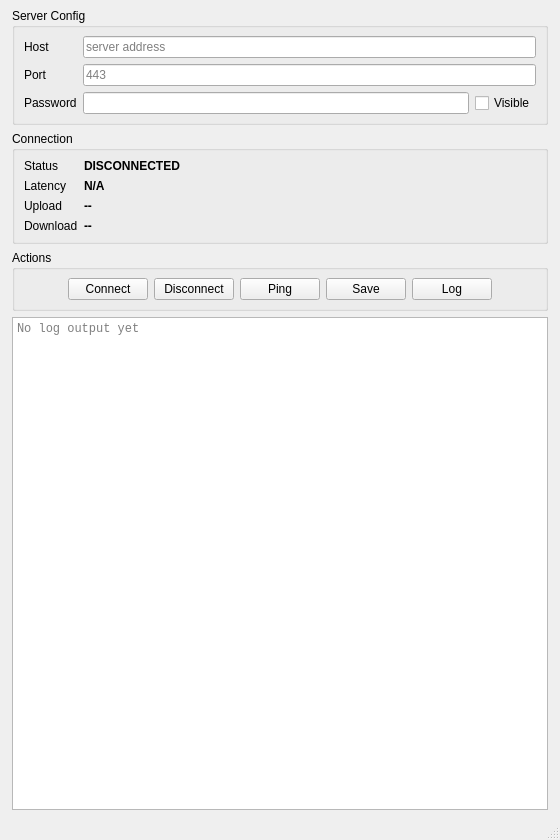
First picture: the form in Client/mainwindow.ui, repository xyanrch1024/overplus, before the edit.
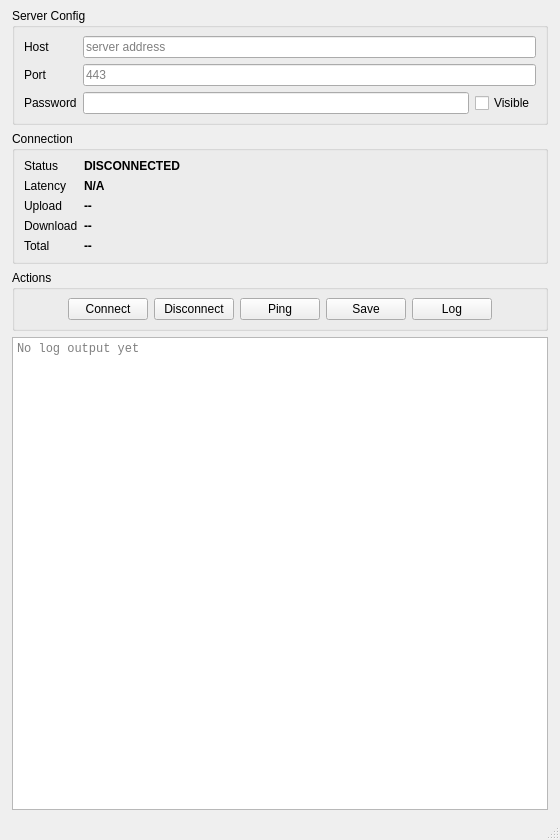
Second picture: the form after the edit.

Commit message: feat(client): add total upload/download display in Connection panel

Diff of the .ui file:
```diff
--- a/Client/mainwindow.ui
+++ b/Client/mainwindow.ui
@@ -138,6 +138,20 @@
           <property name="minimumWidth"><number>120</number></property>
          </widget>
         </item>
+         <item row="4" column="0">
+          <widget class="QLabel" name="label_total">
+           <property name="text"><string>Total</string></property>
+          </widget>
+         </item>
+         <item row="4" column="1">
+          <widget class="QLabel" name="TOTAL_LABEL">
+           <property name="font">
+            <font><bold>true</bold></font>
+           </property>
+           <property name="text"><string>--</string></property>
+           <property name="minimumWidth"><number>120</number></property>
+          </widget>
+         </item>
        </layout>
      </widget>
     </item>
```
Lines whose indentation alone changed are shown as unchanged. The commit also changes 2 other files.
